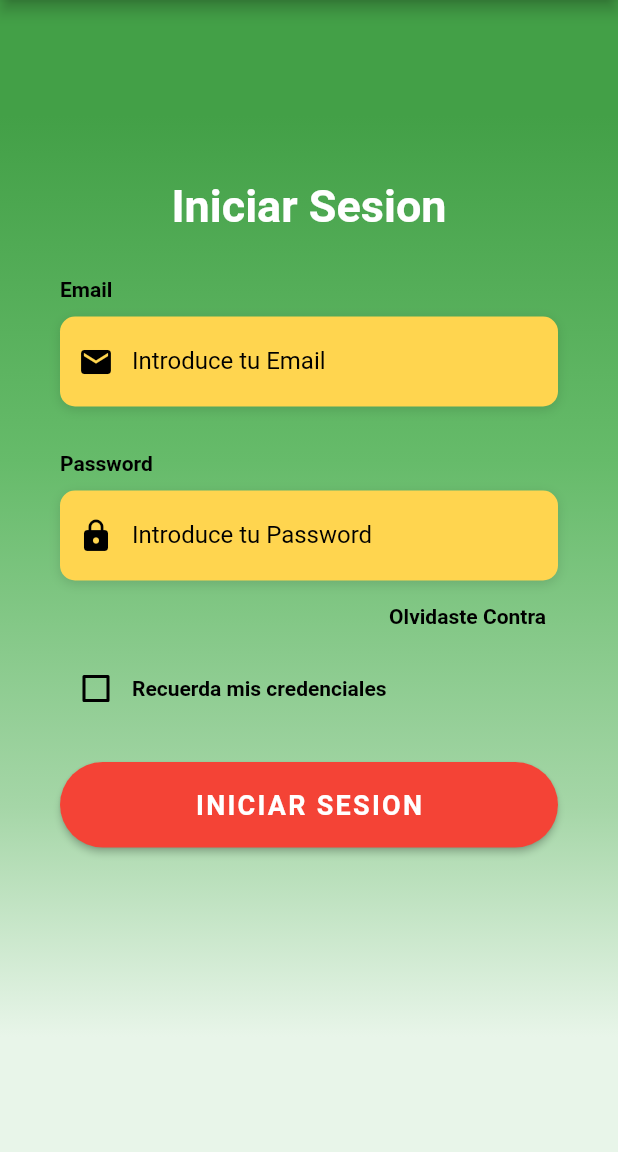
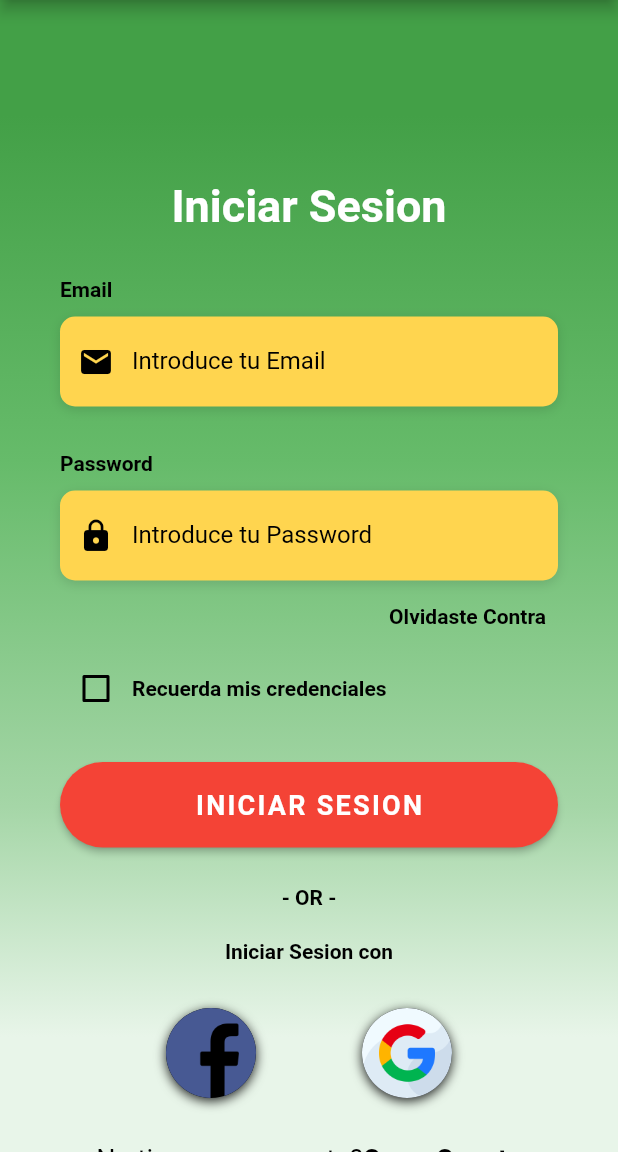
Before and after one commit to LeonardoHOjeda/flutter-codes, a Flutter app: the PracticeThreeScreen screen opened by its route, on a phone screen of 412 x 824 dp, the part 84-1236 px from its top. Run offline on Flutter 3.47's test engine with Material 2 defaults, Android fonts, the phone set to English and light mode, and no system bars; our stand-ins replace image_picker, shared_preferences, sqflite; missing offline and left inert: flutter_barcode_scanner; accounts and stored records are empty; Roboto replaces fonts that are missing (OpenSans).

Commit message:
Finalizacion practica 3

```diff
--- a/progra_movil/lib/screens/practice_three.dart
+++ b/progra_movil/lib/screens/practice_three.dart
@@ -20,7 +20,9 @@ class _PracticeThreeScreenState extends State<PracticeThreeScreen> {
           backgroundColor: Colors.green[800],
         ),
         drawer: SideMenu(),
-        body: Stack(
+        body: GestureDetector(
+          onTap: () => FocusScope.of(context).unfocus(),
+          child: Stack(
             children: [
               Container(
                 height: double.infinity,
@@ -66,12 +68,100 @@ class _PracticeThreeScreenState extends State<PracticeThreeScreen> {
                         _buildPasswordTF(),
                         _buildForgotPasswordBtn(),
                         _buildRememberMeCheckbox(),
-                      _buildLoginBtn()
+                        _buildLoginBtn(),
+                        _buildSignInWithText(),
+                        _buildSocialBtnRow(),
+                        _buildSignUpBtn()
                       ]),
                 ),
               )
             ],
+          ),
         ));
+  }
+
+  GestureDetector _buildSignUpBtn() {
+    return GestureDetector(
+      onTap: ()=> print('Crear Cuenta Button'),
+      child: RichText(
+        text: TextSpan(
+          children: [
+            TextSpan(
+              text: 'No tienes una cuenta?',
+              style: TextStyle(
+                color: Colors.black,
+                fontSize: 18.0,
+                fontWeight: FontWeight.w400
+              ),
+            ),
+            TextSpan(
+              text: 'Crear Cuenta',
+              style: TextStyle(
+                color: Colors.black,
+                fontSize: 18.0,
+                fontWeight: FontWeight.bold
+              )
+            )
+          ]
+        ),
+      ),
+    );
+  }
+
+  Padding _buildSocialBtnRow() {
+    return Padding(
+      padding: const EdgeInsets.symmetric(vertical: 30.0),
+      child: Row(
+        mainAxisAlignment: MainAxisAlignment.spaceEvenly,
+        children: [
+          _buildSocialBtn(() => print('Login with Facebook') ,AssetImage('assets/facebook.png')),
+          _buildSocialBtn(() => print('Login with Google') ,AssetImage('assets/google.png')),
+        ]
+      ),
+    );
+  }
+
+  GestureDetector _buildSocialBtn(VoidCallback onTap, AssetImage logo) {
+    return GestureDetector(
+      onTap: onTap,
+      child: Container(
+        height: 60.0,
+        width: 60.0,
+        decoration: BoxDecoration(
+          shape: BoxShape.circle,
+          color: Colors.black,
+          boxShadow: [
+            BoxShadow(
+              color: Colors.black87,
+              offset: Offset(0,2),
+              blurRadius: 6.0
+            )
+          ],
+          image: DecorationImage(
+            image: logo
+          )
+        ),
+      ),
+    );
+  }
+
+  Column _buildSignInWithText() {
+    return Column(
+      children: [
+        Text(
+          '- OR -',
+          style: TextStyle(
+            color: Colors.black,
+            fontWeight: FontWeight.bold
+          ),
+        ),
+        SizedBox(height: 20.0),
+        Text(
+          'Iniciar Sesion con',
+          style: kLabelStyle,
+        )
+      ],
+    );
   }
 
   Container _buildLoginBtn() {
```
Also changed, not shown: progra_movil/assets/facebook.png (added), progra_movil/assets/google.png (added). Lines whose indentation alone changed are shown as unchanged.
